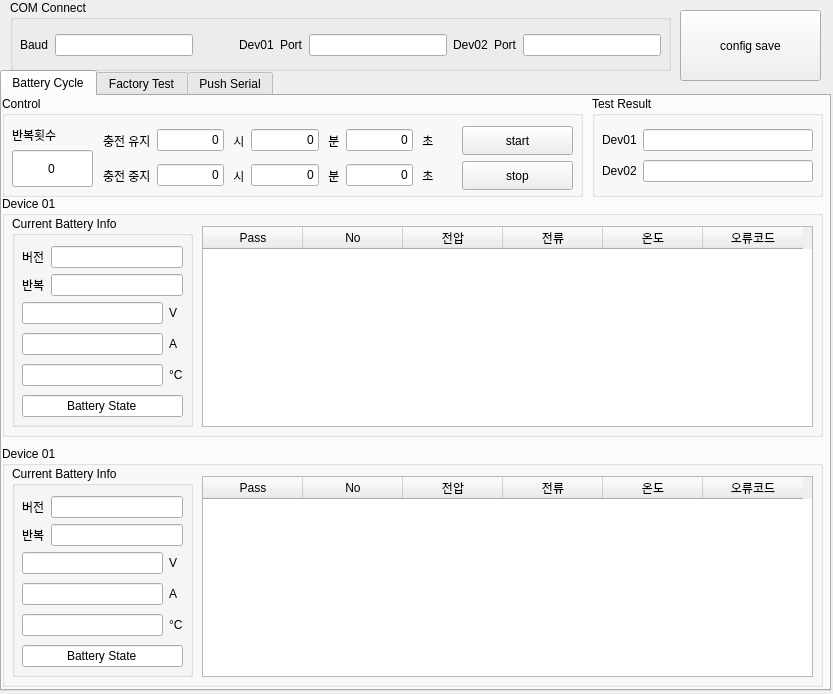
ComMslee/BCT, file src/BCT_UI.ui: the form before one commit.
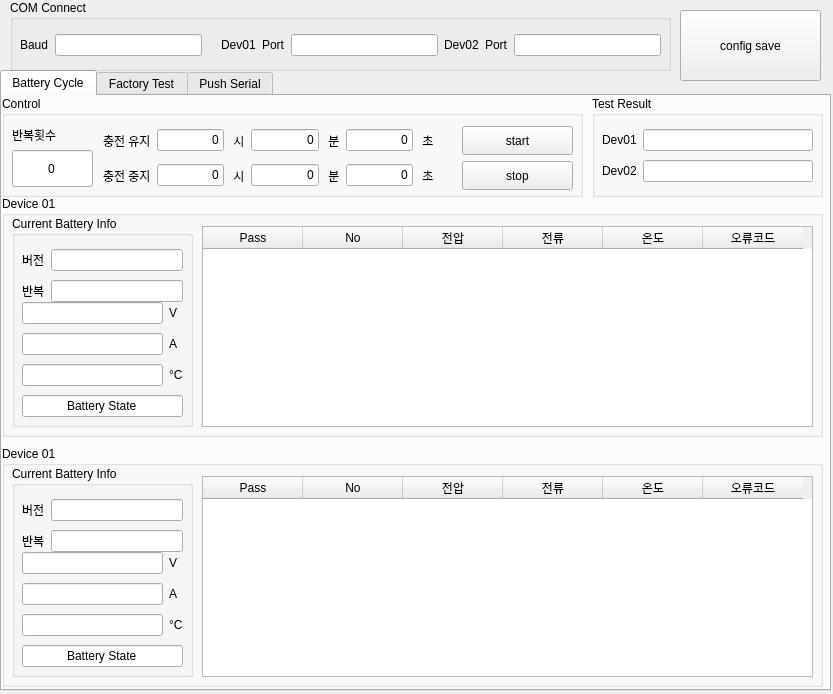
The form after the commit. The open tabs and pages were chosen to show the change.

Patch:
```diff
--- a/src/BCT_UI.ui
+++ b/src/BCT_UI.ui
@@ -62,7 +62,7 @@
          <x>10</x>
          <y>83</y>
          <width>161</width>
-         <height>121</height>
+         <height>124</height>
         </rect>
        </property>
        <layout class="QGridLayout" name="gridLayout_2">
@@ -144,7 +144,7 @@
          <x>10</x>
          <y>30</y>
          <width>161</width>
-         <height>51</height>
+         <height>60</height>
         </rect>
        </property>
        <layout class="QGridLayout" name="gridLayout_3">
@@ -591,7 +591,7 @@
          <x>10</x>
          <y>83</y>
          <width>161</width>
-         <height>121</height>
+         <height>124</height>
         </rect>
        </property>
        <layout class="QGridLayout" name="gridLayout_8">
@@ -673,7 +673,7 @@
          <x>10</x>
          <y>30</y>
          <width>161</width>
-         <height>51</height>
+         <height>60</height>
         </rect>
        </property>
        <layout class="QGridLayout" name="gridLayout_9">
@@ -1044,7 +1044,7 @@
      <item row="0" column="2">
       <widget class="QLabel" name="label_28">
        <property name="text">
-        <string>          </string>
+        <string/>
        </property>
       </widget>
      </item>
```
Left out of the diff: 4 changed lines with no effect on the pictures.
